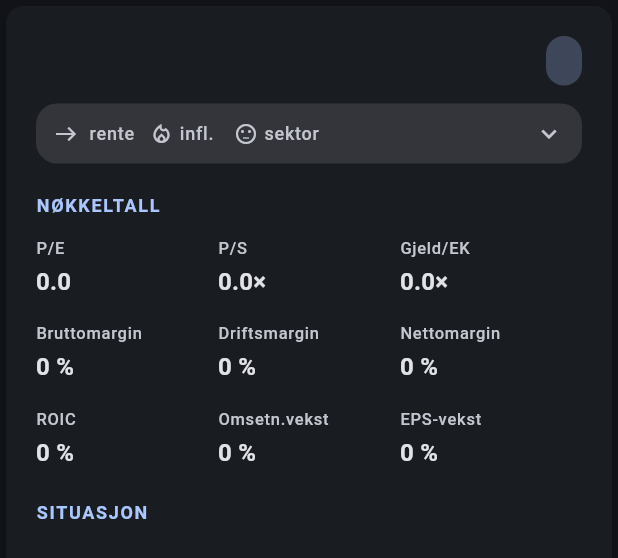
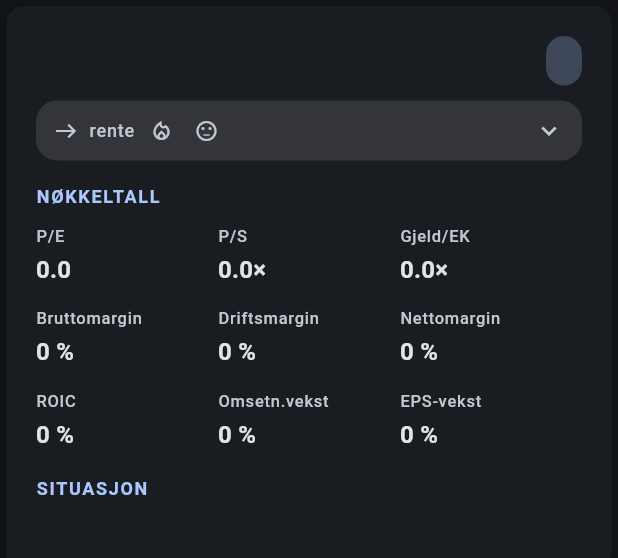
Before and after one commit to kristoman-rikardo/kap, a Flutter app: the GameCardView widget shown alone on an empty page, opened directly with empty values, on a phone screen of 412 x 824 dp. Shown: the top 558 px of the screen. Run offline on Flutter 3.47's test engine with Material 3 defaults, Android fonts, the phone set to English and light mode, and no system bars; our stand-ins replace dio, fl_chart, flutter_card_swiper, freezed_annotation; network calls fail.

Commit message:
UI: face-down deck behind top card, deduped intro, one-line macro strip
The card peeking out behind the top card rendered its own content, which bled
distractingly through at the bottom edge — it is now a blank face-down deck
back (depth without information). The intro banner dropped the rate text that
duplicated its own regime chips, the card strip chips lose their word
prefixes (icons carry the dimension) so the strip holds one line, and the
card's vertical rhythm is tightened so the whole narrative fits on screen.
Chart polish logged in TODO_ui.md for the aesthetics pass.

Co-Authored-By: Claude Fable 5 <noreply@anthropic.com>
Claude-Session: https://claude.ai/code/session_01PpsGFVDBfna7o7piqdnjTR

```diff
--- a/app/lib/widgets/game_card_view.dart
+++ b/app/lib/widgets/game_card_view.dart
@@ -46,18 +46,18 @@ class GameCardView extends StatelessWidget {
                 _CapChip(cap: p.cap),
               ],
             ),
-            const SizedBox(height: 12),
+            const SizedBox(height: 10),
             MacroStrip(macro: p.macro),
-            const SizedBox(height: 20),
+            const SizedBox(height: 16),
             const _SectionLabel('Nøkkeltall'),
-            const SizedBox(height: 12),
+            const SizedBox(height: 10),
             _MetricsGrid(fundamentals: p.fundamentals, growth: p.growth),
-            const SizedBox(height: 20),
+            const SizedBox(height: 16),
             const _SectionLabel('Situasjon'),
-            const SizedBox(height: 8),
+            const SizedBox(height: 6),
             Text(
               p.narrative,
-              style: theme.textTheme.bodyLarge?.copyWith(height: 1.45),
+              style: theme.textTheme.bodyMedium?.copyWith(height: 1.4),
             ),
           ],
         ),
@@ -119,17 +119,20 @@ class _MacroStripState extends State<MacroStrip> {
                         spacing: 10,
                         runSpacing: 6,
                         children: [
+                          // Icons carry the dimension (rate arrow, inflation
+                          // flame, sector mood); words only carry the band —
+                          // that's what keeps this to a single line.
                           _MacroChip(
                             icon: rateDirectionIcon(m.rateDirection),
                             text: '${m.rateLevel} rente',
                           ),
                           _MacroChip(
                             icon: Icons.local_fire_department_outlined,
-                            text: 'infl. ${m.inflationBand}',
+                            text: m.inflationBand,
                           ),
                           _MacroChip(
                             icon: sentimentIcon(m.sectorSentiment),
-                            text: 'sektor ${m.sectorSentiment}',
+                            text: m.sectorSentiment,
                           ),
                         ],
                       ),
@@ -302,7 +305,7 @@ class _MetricsGrid extends StatelessWidget {
       children: [
         for (var i = 0; i < rows.length; i++)
           Padding(
-            padding: EdgeInsets.only(bottom: i == rows.length - 1 ? 0 : 14),
+            padding: EdgeInsets.only(bottom: i == rows.length - 1 ? 0 : 12),
             child: Row(
               crossAxisAlignment: CrossAxisAlignment.start,
               children: [
```
Also changed, not shown: app/lib/screens/daily_screen.dart (+34 -3 lines), 1 other file.
